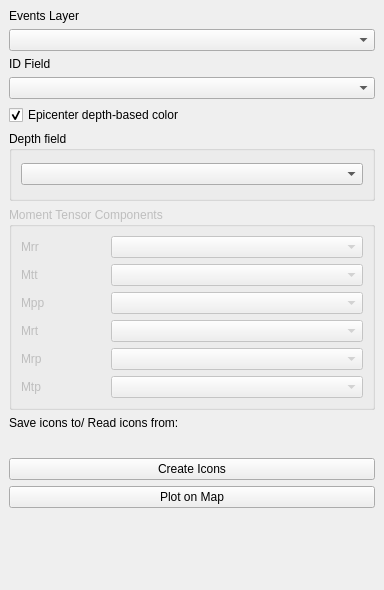
Qt form src/ui/qbeachball_dockwidget_base.ui (lymperis-e/qbeachball) before a commit.
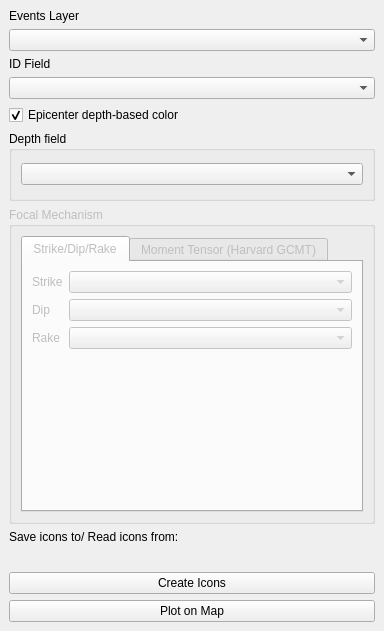
The same form after that commit. Custom widgets are drawn as their Qt base class.

Commit message: Add strike/dip/rake option

```diff
--- a/src/ui/qbeachball_dockwidget_base.ui
+++ b/src/ui/qbeachball_dockwidget_base.ui
@@ -7,7 +7,7 @@
     <x>0</x>
     <y>0</y>
     <width>384</width>
-    <height>590</height>
+    <height>631</height>
    </rect>
   </property>
   <property name="sizePolicy">
@@ -79,18 +79,56 @@
            <bool>false</bool>
           </property>
           <property name="title">
-           <string>Moment Tensor Components</string>
+           <string>Focal Mechanism</string>
           </property>
           <layout class="QGridLayout" name="gridLayout_4">
-           <item row="2" column="1" colspan="3">
-            <widget class="QgsFieldComboBox" name="mpp_input_field"/>
-           </item>
-           <item row="5" column="1" colspan="3">
-            <widget class="QgsFieldComboBox" name="mtp_input_field"/>
-           </item>
-           <item row="1" column="1" colspan="3">
-            <widget class="QgsFieldComboBox" name="mtt_input_field"/>
-           </item>
+           <item row="0" column="0">
+            <widget class="QTabWidget" name="focal_mechanism_tabs">
+             <property name="currentIndex">
+              <number>0</number>
+             </property>
+             <widget class="QWidget" name="tab">
+              <attribute name="title">
+               <string>Strike/Dip/Rake</string>
+              </attribute>
+              <layout class="QFormLayout" name="formLayout_3">
+               <item row="0" column="0">
+                <widget class="QLabel" name="label_12">
+                 <property name="text">
+                  <string>Strike</string>
+                 </property>
+                </widget>
+               </item>
+               <item row="0" column="1">
+                <widget class="QgsFieldComboBox" name="strike_input_field"/>
+               </item>
+               <item row="1" column="0">
+                <widget class="QLabel" name="label_11">
+                 <property name="text">
+                  <string>Dip</string>
+                 </property>
+                </widget>
+               </item>
+               <item row="1" column="1">
+                <widget class="QgsFieldComboBox" name="dip_input_field"/>
+               </item>
+               <item row="2" column="0">
+                <widget class="QLabel" name="label_13">
+                 <property name="text">
+                  <string>Rake</string>
+                 </property>
+                </widget>
+               </item>
+               <item row="2" column="1">
+                <widget class="QgsFieldComboBox" name="rake_input_field"/>
+               </item>
+              </layout>
+             </widget>
+             <widget class="QWidget" name="tab_2">
+              <attribute name="title">
+               <string>Moment Tensor (Harvard GCMT)</string>
+              </attribute>
+              <layout class="QFormLayout" name="formLayout_2">
            <item row="0" column="0">
             <widget class="QLabel" name="label_5">
              <property name="text">
@@ -98,6 +136,19 @@
              </property>
             </widget>
            </item>
+               <item row="0" column="1">
+                <widget class="QgsFieldComboBox" name="mrr_input_field"/>
+               </item>
+               <item row="1" column="0">
+                <widget class="QLabel" name="label_6">
+                 <property name="text">
+                  <string>Mtt</string>
+                 </property>
+                </widget>
+               </item>
+               <item row="1" column="1">
+                <widget class="QgsFieldComboBox" name="mtt_input_field"/>
+               </item>
            <item row="2" column="0">
             <widget class="QLabel" name="label_7">
              <property name="text">
@@ -105,6 +156,9 @@
              </property>
             </widget>
            </item>
+               <item row="2" column="1">
+                <widget class="QgsFieldComboBox" name="mpp_input_field"/>
+               </item>
            <item row="3" column="0">
             <widget class="QLabel" name="label_8">
              <property name="text">
@@ -112,6 +166,9 @@
              </property>
             </widget>
            </item>
+               <item row="3" column="1">
+                <widget class="QgsFieldComboBox" name="mrt_input_field"/>
+               </item>
            <item row="4" column="0">
             <widget class="QLabel" name="label_9">
              <property name="text">
@@ -119,6 +176,9 @@
              </property>
             </widget>
            </item>
+               <item row="4" column="1">
+                <widget class="QgsFieldComboBox" name="mrp_input_field"/>
+               </item>
            <item row="5" column="0">
             <widget class="QLabel" name="label_10">
              <property name="text">
@@ -126,20 +186,11 @@
              </property>
             </widget>
            </item>
-           <item row="3" column="1" colspan="3">
-            <widget class="QgsFieldComboBox" name="mrt_input_field"/>
-           </item>
-           <item row="4" column="1" colspan="3">
-            <widget class="QgsFieldComboBox" name="mrp_input_field"/>
-           </item>
-           <item row="0" column="1" colspan="3">
-            <widget class="QgsFieldComboBox" name="mrr_input_field"/>
-           </item>
-           <item row="1" column="0">
-            <widget class="QLabel" name="label_6">
-             <property name="text">
-              <string>Mtt</string>
-             </property>
+               <item row="5" column="1">
+                <widget class="QgsFieldComboBox" name="mtp_input_field"/>
+               </item>
+              </layout>
+             </widget>
             </widget>
            </item>
           </layout>
```
Left out of the diff: 2 changed lines with no effect on the pictures. Lines whose indentation alone changed are shown as unchanged. The commit also changes 4 other files.
